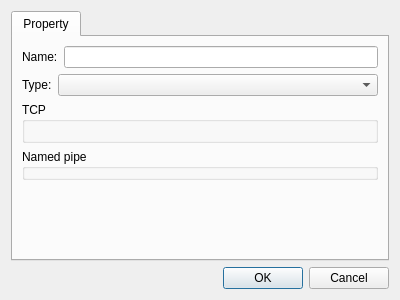
Above: Plugins/RawStream/DlgSettingsRawStream.ui from KangLin/RabbitRemoteControl before the change. Below: the same form after it.
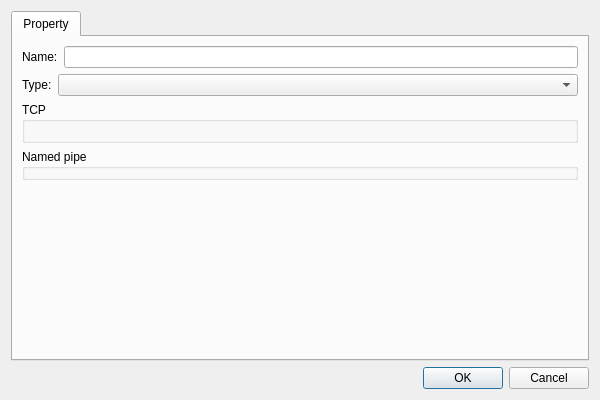
That is the form after the change. Custom widgets are drawn as their Qt base class.

Patch:
```diff
--- a/Plugins/RawStream/DlgSettingsRawStream.ui
+++ b/Plugins/RawStream/DlgSettingsRawStream.ui
@@ -6,8 +6,8 @@
    <rect>
     <x>0</x>
     <y>0</y>
-    <width>400</width>
-    <height>300</height>
+    <width>600</width>
+    <height>400</height>
    </rect>
   </property>
   <property name="windowTitle">
```
